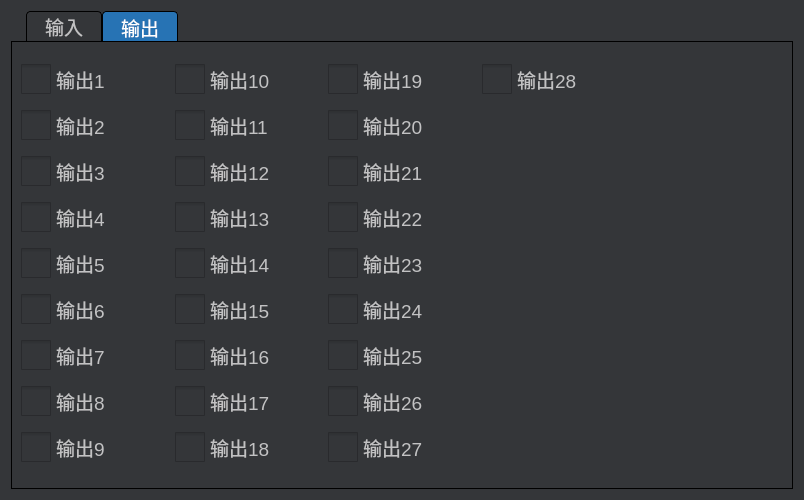
Before: the Qt Designer form frm_monitor.ui in eeyoo/yunsheng, drawn with Qt 5.
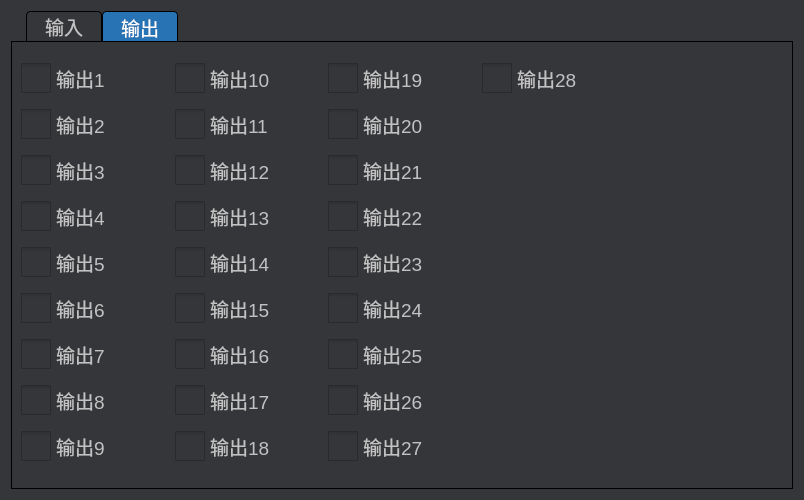
After: the same form once the commit is applied. The open tabs and pages were chosen to show the change. Icons and pictures are not drawn.

What changed in the file:
```diff
--- a/frm_monitor.ui
+++ b/frm_monitor.ui
@@ -549,15 +549,15 @@
         <number>9</number>
        </property>
        <property name="topMargin">
-        <number>12</number>
+        <number>14</number>
        </property>
        <property name="rightMargin">
         <number>166</number>
        </property>
        <property name="bottomMargin">
-        <number>12</number>
+        <number>14</number>
        </property>
-       <property name="horizontalSpacing">
+       <property name="spacing">
         <number>9</number>
        </property>
        <item row="0" column="0">
```
Left out of the diff: 2 changed lines with no effect on the pictures.
